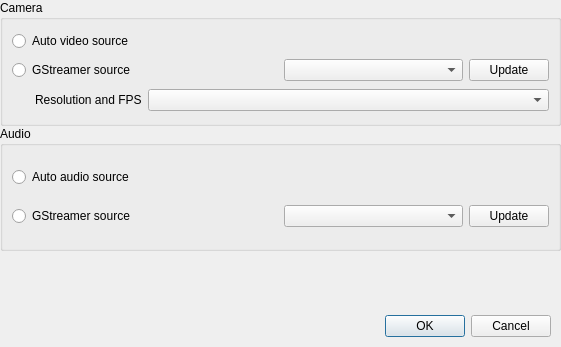
Before: the Qt Designer form preferences.ui in aliakseis/webrtc-ui, drawn with Qt 5.
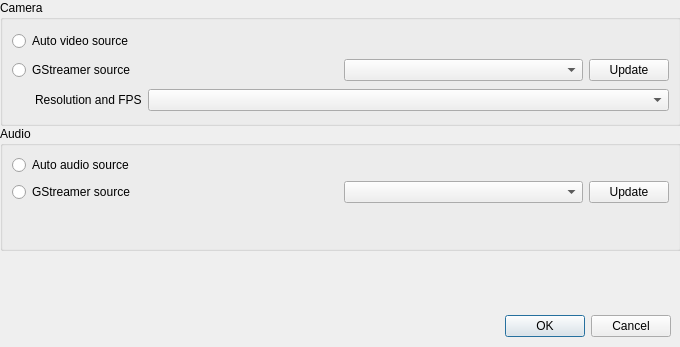
After: the same form once the commit is applied.

```diff
--- a/preferences.ui
+++ b/preferences.ui
@@ -6,7 +6,7 @@
    <rect>
     <x>0</x>
     <y>0</y>
-    <width>561</width>
+    <width>680</width>
     <height>347</height>
    </rect>
   </property>
@@ -24,7 +24,7 @@
     <rect>
      <x>0</x>
      <y>0</y>
-     <width>561</width>
+     <width>681</width>
      <height>251</height>
     </rect>
    </property>
@@ -195,6 +195,21 @@
          </item>
         </layout>
        </item>
+
+       <item row="2" column="0" colspan="2">
+          <widget class="QLabel" name="label_audio">
+           <property name="sizePolicy">
+            <sizepolicy hsizetype="Maximum" vsizetype="Preferred">
+             <horstretch>0</horstretch>
+             <verstretch>0</verstretch>
+            </sizepolicy>
+           </property>
+           <property name="text">
+            <string/>
+           </property>
+          </widget>
+         </item>
+
        <item row="0" column="0">
         <widget class="QRadioButton" name="autoAudioSrc">
          <property name="text">
@@ -210,7 +225,7 @@
   <widget class="QDialogButtonBox" name="buttonBox">
    <property name="geometry">
     <rect>
-     <x>210</x>
+     <x>330</x>
      <y>310</y>
      <width>341</width>
      <height>32</height>
```
